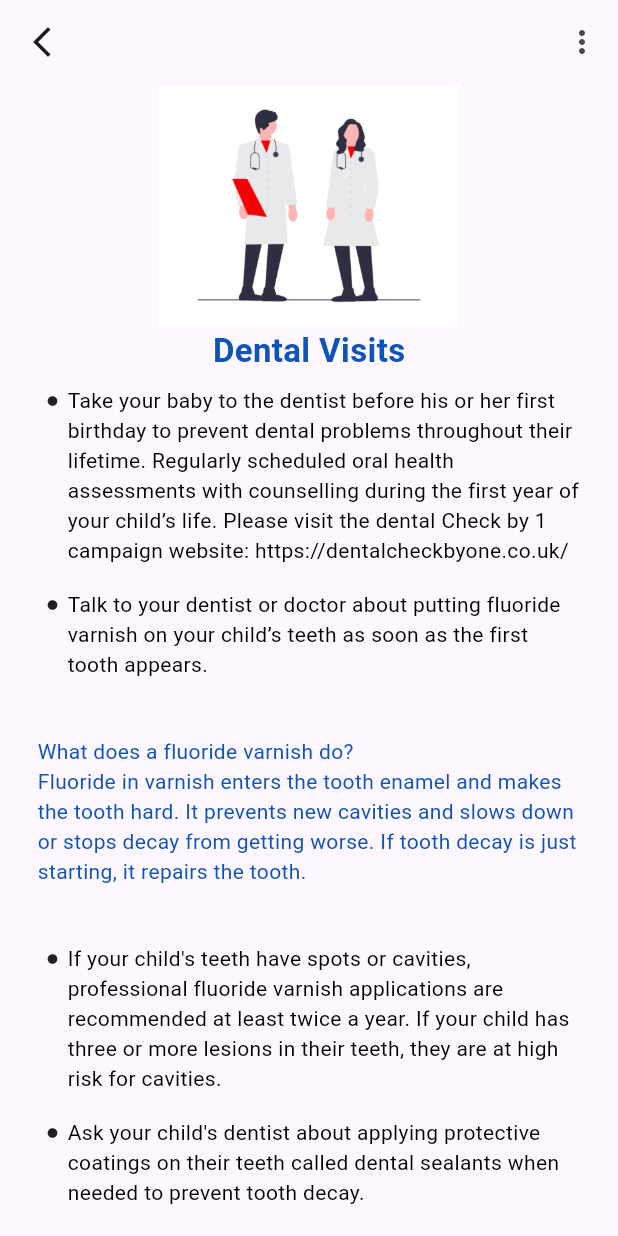
After one commit to navendunandu/nuParent, a Flutter app: the ChildDashboard screen opened directly, after a tap on "Dental visits", on a phone screen of 412 x 824 dp. The commit adds this screen. Run offline on Flutter 3.47's test engine with Material 3 defaults, Android fonts, the phone set to English and light mode, and no system bars; our stand-ins replace flutter_signin_button, google_fonts, image_picker, intl_phone_field.

Commit message:
dental visit

```diff
--- a/Mobile/lib/child_dashboard.dart
+++ b/Mobile/lib/child_dashboard.dart
@@ -1,5 +1,6 @@
 import 'package:flutter/material.dart';
 import 'package:nu_parent/brushing_instruction.dart';
+import 'package:nu_parent/dental_visit.dart';
 import 'package:nu_parent/dietary_intake.dart';
 import 'package:nu_parent/main.dart';
 import 'package:nu_parent/oral_hygiene.dart';
@@ -299,7 +300,11 @@ class _ChildProfileState extends State<ChildDashboard> {
                   )),
                 ),
               ),
-              Container(
+              GestureDetector(
+                onTap: (){
+                  Navigator.push(context, MaterialPageRoute(builder: (context)=> const DentalVisit()));
+                },
+                child: Container(
                   height: 150,
                   width: 150,
                   decoration: BoxDecoration(
@@ -322,6 +327,7 @@ class _ChildProfileState extends State<ChildDashboard> {
                         fontSize: 18),
                   )),
                 ),
+              ),
             ],
           )
         ],
--- /dev/null
+++ b/Mobile/lib/dental_visit.dart
@@ -0,0 +1,62 @@
+import 'package:flutter/material.dart';
+import 'package:nu_parent/Components/bulleted_list.dart';
+import 'package:nu_parent/main.dart';
+
+class DentalVisit extends StatefulWidget {
+  const DentalVisit({super.key});
+
+  @override
+  State<DentalVisit> createState() => _DentalVisitState();
+}
+
+class _DentalVisitState extends State<DentalVisit> {
+  @override
+  Widget build(BuildContext context) {
+    return Scaffold(
+      appBar: AppBar(
+        leading: IconButton(
+          onPressed: () {
+            Navigator.pop(context);
+          },
+          icon: const Icon(Icons.arrow_back_ios_new),
+        ),
+        actions: [
+          IconButton(
+              onPressed: () {}, icon: const Icon(Icons.more_vert_rounded)),
+        ],
+      ),
+      body: Padding(
+        padding: const EdgeInsets.only(left: 25.0, right: 25.0),
+        child: SingleChildScrollView(
+          child: Column(
+            crossAxisAlignment: CrossAxisAlignment.start,
+            children: [
+              Center(child: Image.asset('assets/Doctors.png', width: 200, alignment: Alignment.center,)),
+              Center(child: Text("Dental Visits", style: TextStyle(color: AppColors.darkblue, fontSize: 22, fontWeight: FontWeight.bold),)),
+              const BulletList(
+                  text:
+                      "Take your baby to the dentist before his or her first birthday to prevent dental problems throughout their lifetime. Regularly scheduled oral health assessments with counselling during the first year of your child’s life. Please visit the dental Check by 1 campaign website: https://dentalcheckbyone.co.uk/"),
+              const BulletList(
+                  text:
+                      "Talk to your dentist or doctor about putting fluoride varnish on your child’s teeth as soon as the first tooth appears."),
+                      const SizedBox(height: 30,),
+              const Text("What does a fluoride varnish do?", style: TextStyle(color: AppColors.darkblue),),
+              const Text(
+                  "Fluoride in varnish enters the tooth enamel and makes the tooth hard. It prevents new cavities and slows down or stops decay from getting worse. If tooth decay is just starting, it repairs the tooth.", style: TextStyle(color: AppColors.darkblue),),
+                      const SizedBox(height: 30,),
+              const BulletList(
+                  text:
+                      "If your child's teeth have spots or cavities, professional fluoride varnish applications are recommended at least twice a year. If your child has three or more lesions in their teeth, they are at high risk for cavities."),
+              const BulletList(
+                  text:
+                      "Ask your child's dentist about applying protective coatings on their teeth called dental sealants when needed to prevent tooth decay."),
+                      const SizedBox(height: 30,),
+              const Text(
+                  "Visit British Society of Pediatric Dentistry: https://www.bspd.co.uk/Kidsvids for videos on how to take care of kids teeth age wise.", style: TextStyle(color: AppColors.darkblue),)
+            ],
+          ),
+        ),
+      ),
+    );
+  }
+}
```
Also changed, not shown: Mobile/assets/Doctors.png (added). Lines whose indentation alone changed are shown as unchanged.
